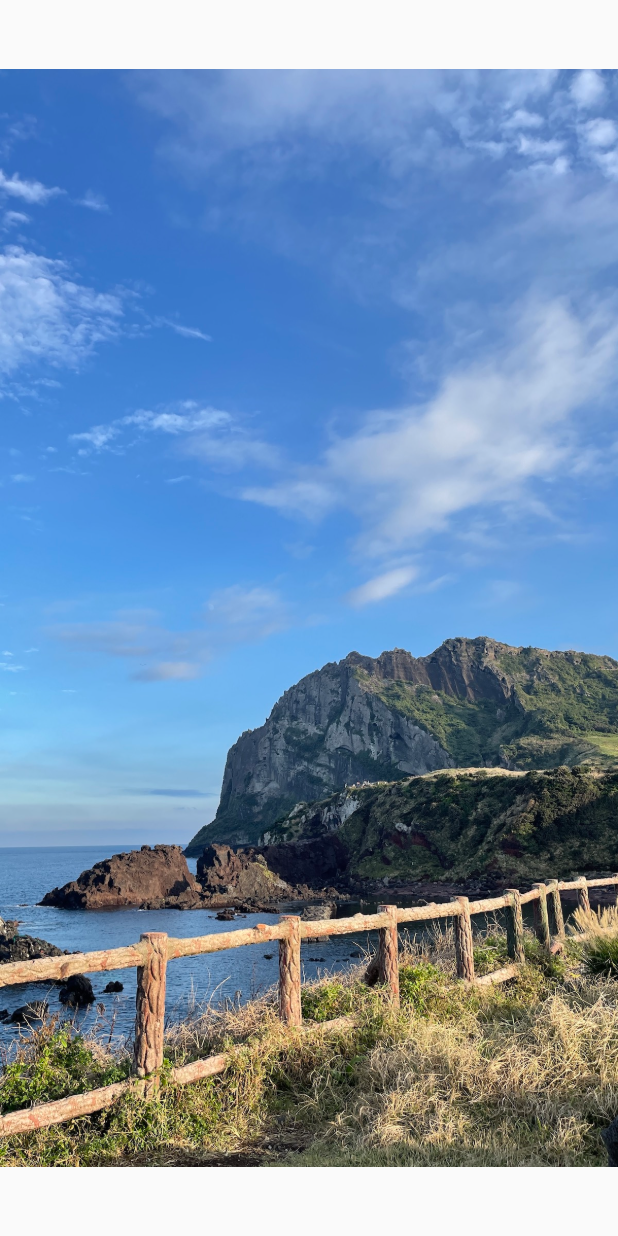
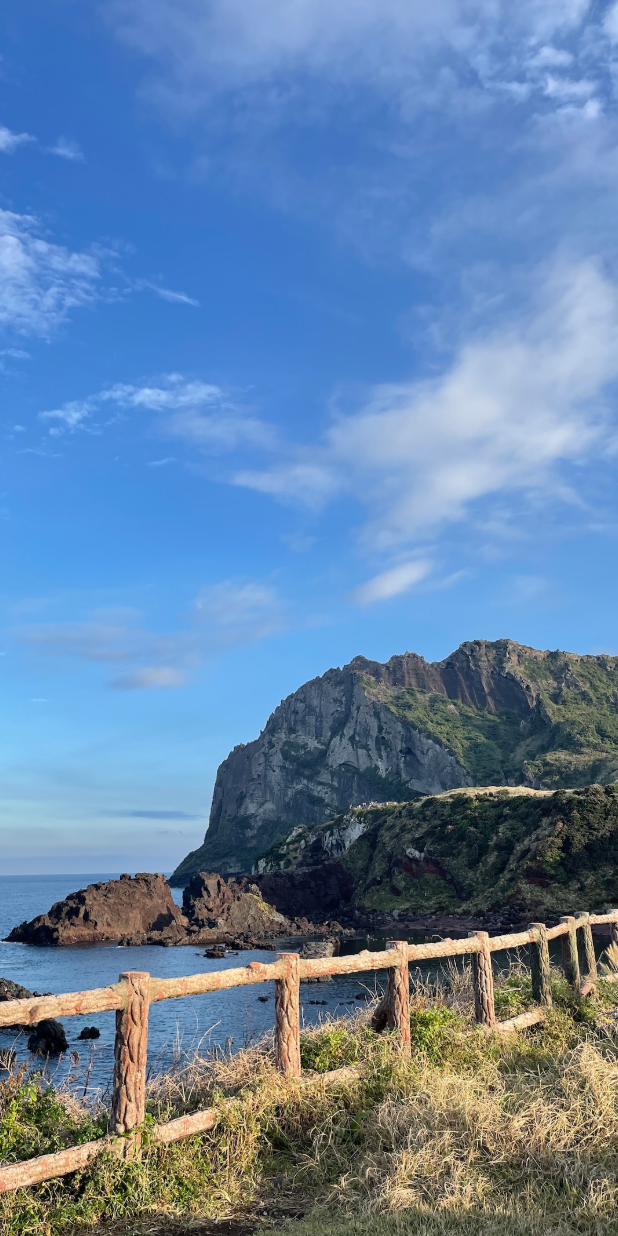
Before and after one commit to taeksoolee/flutter-chapter-study, a Flutter app: the screen it shows after launch, on a phone screen of 412 x 824 dp. Run offline on Flutter 3.47's test engine with Material 2 defaults, Android fonts, the phone set to English and light mode, and no system bars; our stand-ins replace webview_flutter.

Commit message:
🚀 Image widget fit 적용

```diff
--- a/coding_factory/lib/screens/image_carousel_screen.dart
+++ b/coding_factory/lib/screens/image_carousel_screen.dart
@@ -13,10 +13,10 @@ class _ImageCarouselScreenState extends State<ImageCarouselScreen> {
     return Scaffold(
       body: PageView(
         children: [
-          Image.asset('asset/image_carousel/image_1.jpeg'),
-          Image.asset('asset/image_carousel/image_2.jpeg'),
-          Image.asset('asset/image_carousel/image_3.jpeg'),
-          Image.asset('asset/image_carousel/image_4.jpeg'),
+          Image.asset('asset/image_carousel/image_1.jpeg', fit: BoxFit.cover),
+          Image.asset('asset/image_carousel/image_2.jpeg', fit: BoxFit.cover),
+          Image.asset('asset/image_carousel/image_3.jpeg', fit: BoxFit.cover),
+          Image.asset('asset/image_carousel/image_4.jpeg', fit: BoxFit.cover),
         ],
       ),
     );
```
